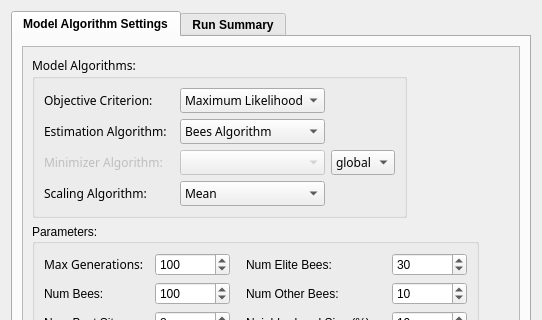
This is MSSPM_Main/forms/Estimation/Estimation_Tab06.ui in nmfs-fish-tools/MSSPM as Qt 5 draws it before an edit; both pictures show x 0 to 542 and y 0 to 320 of the 542 by 652 pixel window. The edited form follows.
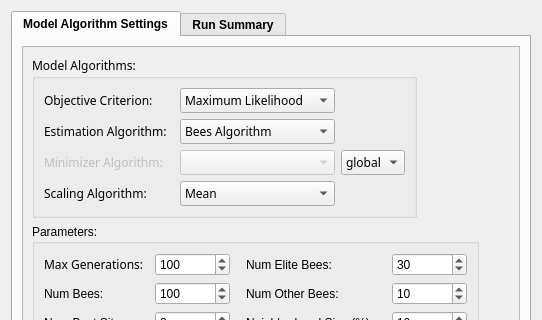
This is the edited form.

The edit to the form file:
```diff
--- a/MSSPM_Main/forms/Estimation/Estimation_Tab06.ui
+++ b/MSSPM_Main/forms/Estimation/Estimation_Tab06.ui
@@ -47,7 +47,7 @@
             <x>0</x>
             <y>0</y>
             <width>500</width>
-            <height>550</height>
+            <height>552</height>
            </rect>
           </property>
           <layout class="QVBoxLayout" name="verticalLayout_2">
@@ -140,18 +140,19 @@
                   </property>
                   <property name="minimumSize">
                    <size>
-                    <width>145</width>
+                    <width>155</width>
                     <height>0</height>
                    </size>
                   </property>
                   <property name="maximumSize">
                    <size>
-                    <width>145</width>
+                    <width>155</width>
                     <height>16777215</height>
                    </size>
                   </property>
                   <property name="font">
                    <font>
+                    <family>Noto Sans</family>
                     <weight>50</weight>
                     <bold>false</bold>
                    </font>
@@ -252,18 +253,19 @@
                   </property>
                   <property name="minimumSize">
                    <size>
-                    <width>145</width>
+                    <width>155</width>
                     <height>0</height>
                    </size>
                   </property>
                   <property name="maximumSize">
                    <size>
-                    <width>145</width>
+                    <width>155</width>
                     <height>16777215</height>
                    </size>
                   </property>
                   <property name="font">
                    <font>
+                    <family>Noto Sans</family>
                     <weight>50</weight>
                     <bold>false</bold>
                    </font>
@@ -362,18 +364,19 @@
                   </property>
                   <property name="minimumSize">
                    <size>
-                    <width>145</width>
+                    <width>155</width>
                     <height>0</height>
                    </size>
                   </property>
                   <property name="maximumSize">
                    <size>
-                    <width>145</width>
+                    <width>155</width>
                     <height>16777215</height>
                    </size>
                   </property>
                   <property name="font">
                    <font>
+                    <family>Noto Sans</family>
                     <weight>50</weight>
                     <bold>false</bold>
                    </font>
@@ -460,13 +463,13 @@
                   </property>
                   <property name="minimumSize">
                    <size>
-                    <width>145</width>
+                    <width>155</width>
                     <height>0</height>
                    </size>
                   </property>
                   <property name="maximumSize">
                    <size>
-                    <width>145</width>
+                    <width>155</width>
                     <height>16777215</height>
                    </size>
                   </property>
```
Left out of the diff: 3 changed lines with no effect on the pictures.
